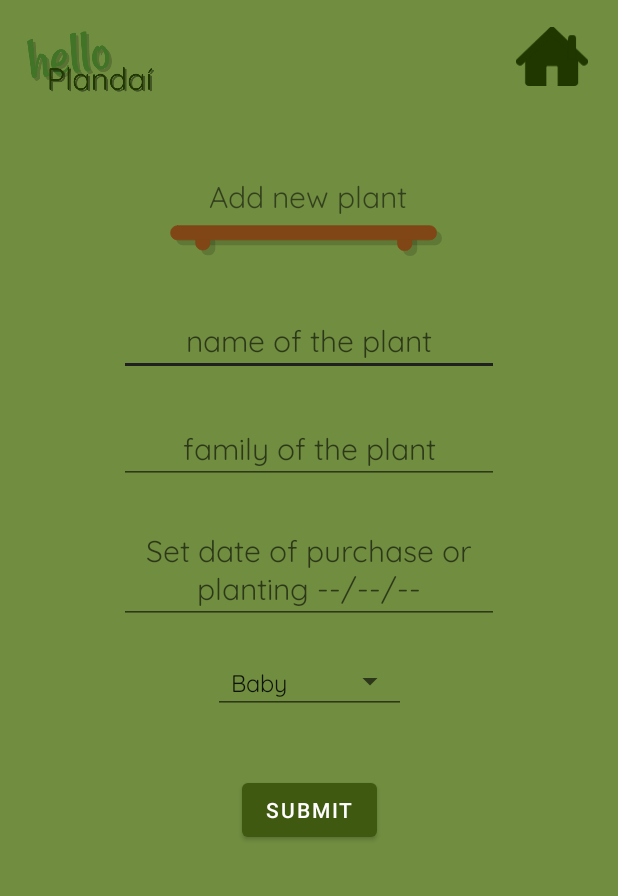
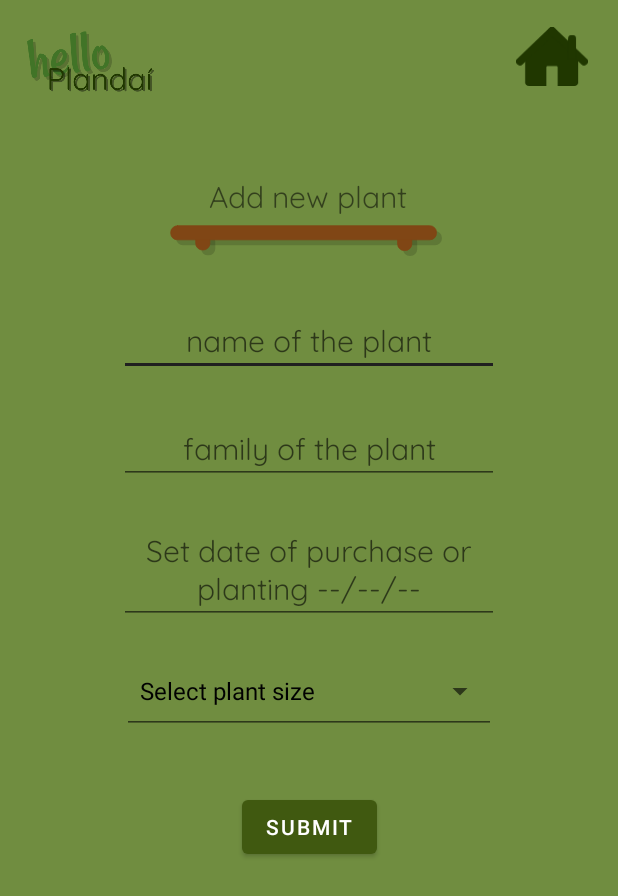
Before and after one commit to Zamerykanizowana/plandai, an Android app: the AddNewPlantActivity screen opened directly, with no data from a screen before it, on a phone screen of 412 x 824 dp. Shown: the top 896 px of the screen. Run offline under Robolectric (Android 15) with nearby library versions, the phone set to English and light mode, and no system bars.

Commit message:
Some changes in spinner

```diff
--- a/app/src/main/java/com/example/myapplication/AddNewPlantActivity.kt
+++ b/app/src/main/java/com/example/myapplication/AddNewPlantActivity.kt
@@ -1,11 +1,15 @@
 package com.example.myapplication
 
+import android.annotation.SuppressLint
 import android.app.DatePickerDialog
 import android.content.Intent
+import android.graphics.Color
 import androidx.appcompat.app.AppCompatActivity
 import android.os.Bundle
 import android.util.Log
+import android.util.TypedValue
 import android.view.View
+import android.view.ViewGroup
 import android.widget.*
 import java.text.SimpleDateFormat
 import java.util.*
@@ -14,9 +18,11 @@ class AddNewPlantActivity : AppCompatActivity() {
 
     var cal = Calendar.getInstance()
 
+    @SuppressLint("ResourceType")
     override fun onCreate(savedInstanceState: Bundle?) {
         super.onCreate(savedInstanceState)
         setContentView(R.layout.add_new_plant)
+        val context = this
         val dateField = findViewById<EditText>(R.id.editTextDate)
         dateField.setHint("Set date of purchase or planting --/--/--")
 
@@ -44,8 +50,84 @@ class AddNewPlantActivity : AppCompatActivity() {
             }
 
         })
-//TODO Add spinner hint
         val mySpinner = findViewById<Spinner>(R.id.spinner1)
+
+        // list of plant sizes
+        val spinnerList = mutableListOf(
+            "Baby",
+            "S",
+            "M",
+            "L",
+            "XL",
+            "Monster"
+        )
+
+        // add a hint to spinner
+        // list first item will show as hint
+        spinnerList.add(0,"Select plant size")
+
+        // initialize an array adapter for spinner
+        val adapter:ArrayAdapter<String> = object: ArrayAdapter<String>(
+            context,
+            android.R.layout.simple_spinner_dropdown_item,
+            spinnerList
+        ){
+            override fun getDropDownView(
+                position: Int,
+                convertView: View?,
+                parent: ViewGroup
+            ): View {
+                val view:TextView = super.getDropDownView(
+                    position,
+                    convertView,
+                    parent
+                ) as TextView
+                // set item text bold
+//                view.setTypeface(view.typeface, Typeface.BOLD)
+
+                // set selected item style
+//                if (position == mySpinner.selectedItemPosition && position !=0 ){
+//                    view.background = ColorDrawable(Color.parseColor("#F7E7CE"))
+//                    view.setTextColor(Color.parseColor("#333399"))
+//                }
+
+                // make hint item color gray
+                if(position == 0){
+                    view.setTextColor(Color.parseColor("#203700"))
+                    view.setTextSize(TypedValue.COMPLEX_UNIT_SP, 25F)
+                }
+
+
+                return view
+            }
+
+            override fun isEnabled(position: Int): Boolean {
+                // disable first item
+                // first item is display as hint
+                return position != 0
+            }
+        }
+
+
+        // finally, data bind spinner with adapter
+        mySpinner.adapter = adapter
+
+
+        // spinner on item selected listener
+        mySpinner.onItemSelectedListener = object : AdapterView.OnItemSelectedListener {
+            override fun onItemSelected(
+                parent: AdapterView<*>,
+                view: View,
+                position: Int,
+                id: Long
+            ) {
+                // nothing
+            }
+
+            override fun onNothingSelected(parent: AdapterView<*>?) {
+                // another interface callback
+            }
+        }
 
 
     }
--- a/app/src/main/res/layout/add_new_plant.xml
+++ b/app/src/main/res/layout/add_new_plant.xml
@@ -99,14 +99,12 @@
     <Spinner
         android:id="@+id/spinner1"
         style="@style/Widget.AppCompat.Spinner.Underlined"
-        android:layout_width="wrap_content"
-        android:layout_height="wrap_content"
+        android:layout_width="249dp"
+        android:layout_height="57dp"
         android:ems="10"
-        android:entries="@array/plant_sizes"
-        android:hint="pick up the size"
-        android:prompt="@string/prompt_spinner"
         android:spinnerMode="dialog"
         android:textAlignment="center"
+        android:gravity="center"
         android:textSize="20sp"
         android:theme="@style/SpinnerTheme"
         app:layout_constraintBottom_toBottomOf="parent"
--- a/app/src/main/res/values/strings.xml
+++ b/app/src/main/res/values/strings.xml
@@ -1,12 +1,4 @@
 <resources>
     <string name="app_name">Hello Plandaí</string>
-    <string name="prompt_spinner">Choose plant size</string>
-    <string-array name="plant_sizes">
-        <item>Baby</item>
-        <item>S</item>
-        <item>M</item>
-        <item>L</item>
-        <item>XL</item>
-        <item>Monster</item>
-    </string-array>
+
 </resources>
--- a/app/src/main/res/values/themes.xml
+++ b/app/src/main/res/values/themes.xml
@@ -15,8 +15,9 @@
 <!--        TODO: add default font - Quicksand, I don't know in whitch file-->
     </style>
     <style name="SpinnerTheme">
-<!--        <item name="android:textColor">#333333</item>-->
+        <item name="android:textColor">#990000</item>
         <item name="android:fontFamily">@font/quicksand</item>
+        <item name="android:gravity">center</item>
 <!--        <item name="android:textStyle">bold</item>-->
     </style>
 </resources>
```
